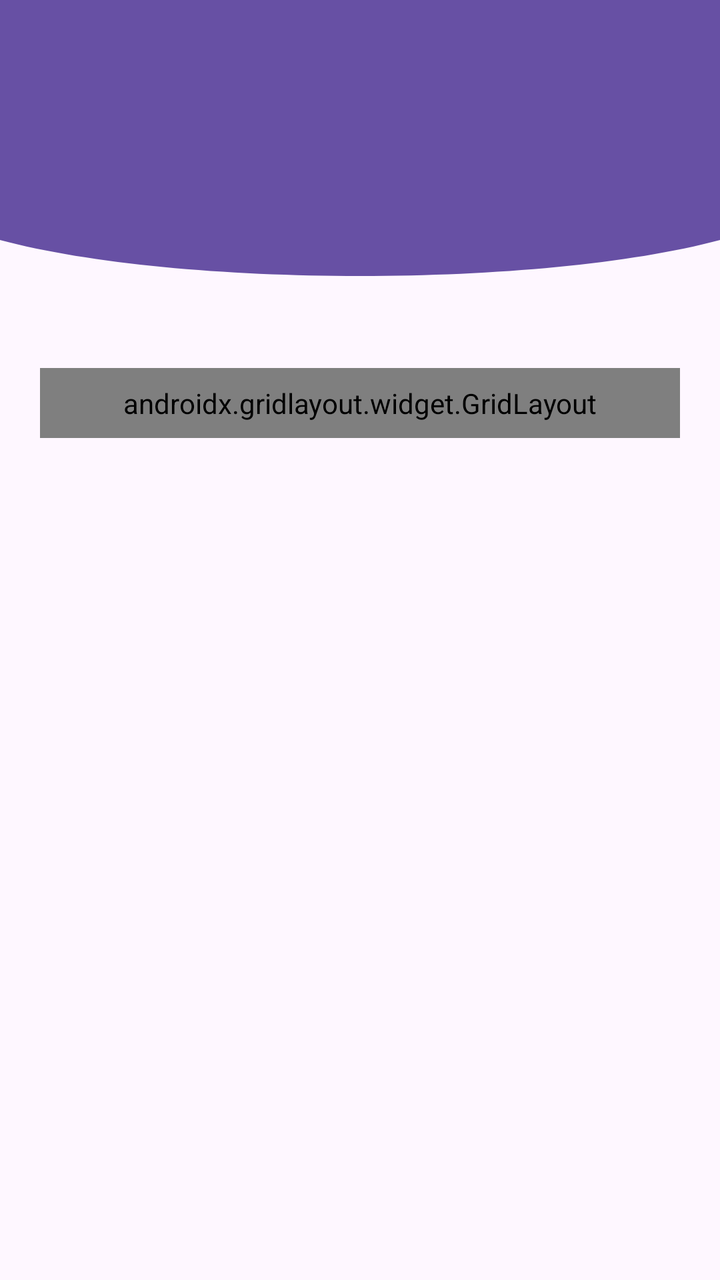
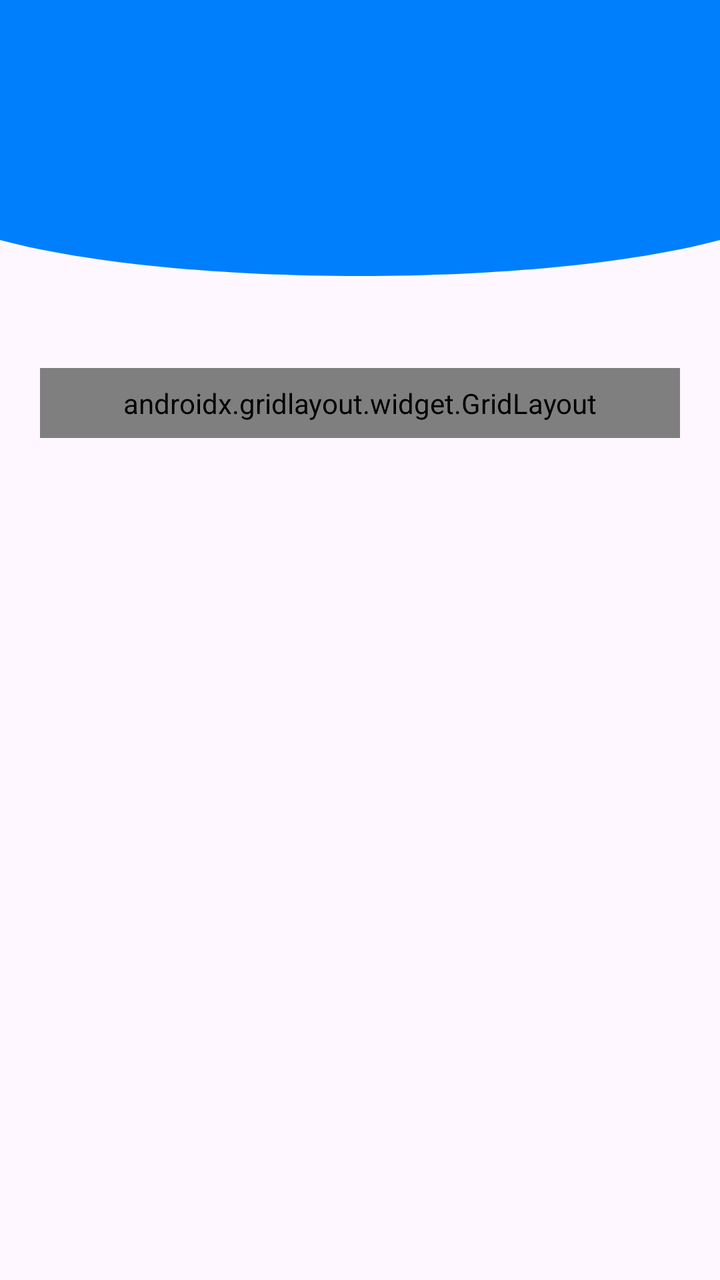

The first picture is an Android layout as it rendered before a commit; the second is the same layout after the commit. The layout source and the unified diff follow.
<!-- AndroidManifest.xml: application theme Theme.Fadhil3TIE -->
<!-- res/layout/fragment_home.xml -->
<?xml version="1.0" encoding="utf-8"?>
<androidx.constraintlayout.widget.ConstraintLayout xmlns:android="http://schemas.android.com/apk/res/android"
    xmlns:app="http://schemas.android.com/apk/res-auto"
    xmlns:tools="http://schemas.android.com/tools"
    android:layout_width="match_parent"
    android:layout_height="match_parent"
    tools:context=".Home.HomeFragment">

    <View
        android:id="@+id/background_header"
        android:layout_width="0dp"
        android:layout_height="160dp"
        android:background="@drawable/bg_header_wave"
        app:layout_constraintEnd_toEndOf="parent"
        app:layout_constraintStart_toStartOf="parent"
        app:layout_constraintTop_toTopOf="parent" />

    <androidx.appcompat.widget.Toolbar
        android:id="@+id/toolbar"
        android:layout_width="0dp"
        android:layout_height="?attr/actionBarSize"
        android:layout_marginTop="24dp"
        android:background="@android:color/transparent"
        android:theme="@style/ThemeOverlay.AppCompat.Dark.ActionBar"
        app:layout_constraintEnd_toEndOf="parent"
        app:layout_constraintStart_toStartOf="parent"
        app:layout_constraintTop_toTopOf="parent"
        app:titleTextColor="@android:color/white" />

    <androidx.gridlayout.widget.GridLayout
        android:id="@+id/gridLayoutMenu"
        android:layout_width="0dp"
        android:layout_height="wrap_content"
        android:layout_marginHorizontal="20dp"
        android:layout_marginTop="24dp"
        android:padding="8dp"
        app:columnCount="2"
        app:layout_constraintEnd_toEndOf="parent"
        app:layout_constraintStart_toStartOf="parent"
        app:layout_constraintTop_toBottomOf="@+id/background_header"
        app:useDefaultMargins="true">

        <Button
            android:id="@+id/btnToFourth"
            android:layout_width="wrap_content"
            android:layout_height="wrap_content"
            android:backgroundTint="@color/black"
            android:text="Pertemuan 4"
            app:layout_columnWeight="1"
            app:layout_gravity="fill_horizontal" />

        <Button
            android:id="@+id/btnToFifth"
            android:layout_width="wrap_content"
            android:layout_height="wrap_content"
            android:backgroundTint="@color/yellow"
            android:text="Pertemuan 5"
            android:textColor="@color/black"
            app:layout_columnWeight="1"
            app:layout_gravity="fill_horizontal" />

        <Button
            android:id="@+id/btnToSeven"
            android:layout_width="wrap_content"
            android:layout_height="wrap_content"
            android:backgroundTint="@color/blue"
            android:text="Pertemuan 7"
            android:textColor="@color/white"
            app:layout_columnWeight="1"
            app:layout_gravity="fill_horizontal" />

        <Button
            android:id="@+id/btnLogout"
            android:layout_width="wrap_content"
            android:layout_height="wrap_content"
            android:backgroundTint="@color/red"
            android:text="Logout"
            app:layout_columnWeight="1"
            app:layout_gravity="fill_horizontal" />

        <Button
            android:id="@+id/btnToTenth"
            android:layout_width="wrap_content"
            android:layout_height="wrap_content"
            android:text="Pertemuan 10"
            app:layout_columnWeight="1"
            app:layout_gravity="fill_horizontal" />

    </androidx.gridlayout.widget.GridLayout>

</androidx.constraintlayout.widget.ConstraintLayout>
<!-- resources referenced by this layout -->
<resources>
  <color name="black">#FF000000</color>
  <color name="blue">#007FFD</color>
  <color name="red">#FB0C0C</color>
  <color name="white">#FFFFFFFF</color>
  <color name="yellow">#FFE100</color>
  <!-- drawable bg_header_wave (drawable) -->
  <vector xmlns:android="http://schemas.android.com/apk/res/android"
      android:width="100dp"
      android:height="100dp"
      android:viewportWidth="100"
      android:viewportHeight="100">
  
      
      <path
          android:fillColor="?attr/colorPrimary"
          android:pathData="
              M0,0
              L100,0
              L100,75
              C 75,90
                25,90
                0,75
              Z" />
  </vector>
  <style name="Theme.Fadhil3TIE" parent="Base.Theme.Fadhil3TIE" />
  <style name="Base.Theme.Fadhil3TIE" parent="Theme.Material3.DayNight.NoActionBar">
          
          
      </style>
</resources>

<!-- the commit's change to res/layout/fragment_home.xml (unified diff, before → after) -->
@@ -11,6 +11,7 @@
         android:layout_width="0dp"
         android:layout_height="160dp"
         android:background="@drawable/bg_header_wave"
+        android:backgroundTint="@color/blue"
         app:layout_constraintEnd_toEndOf="parent"
         app:layout_constraintStart_toStartOf="parent"
         app:layout_constraintTop_toTopOf="parent" />
@@ -86,6 +87,15 @@
             app:layout_columnWeight="1"
             app:layout_gravity="fill_horizontal" />
 
+        <Button
+            android:id="@+id/btnToEleven"
+            android:layout_width="wrap_content"
+            android:layout_height="wrap_content"
+            android:text="Pertemuan 11"
+            android:backgroundTint="#009688"
+            app:layout_columnWeight="1"
+            app:layout_gravity="fill_horizontal" />
+
     </androidx.gridlayout.widget.GridLayout>
 
 </androidx.constraintlayout.widget.ConstraintLayout>
